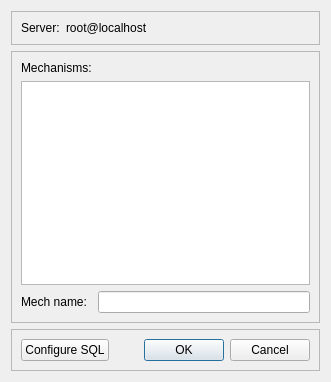
Before: the Qt Designer form src/gui/forms/mechdb.ui in stevenvergenz/chemecher, drawn with Qt 5.
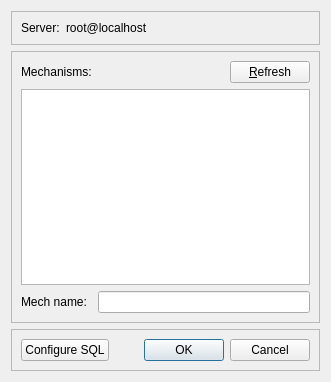
After: the same form once the commit is applied.

The edit to the form file:
```diff
--- a/src/gui/forms/mechdb.ui
+++ b/src/gui/forms/mechdb.ui
@@ -81,10 +81,7 @@
      <property name="lineWidth">
       <number>0</number>
      </property>
-     <layout class="QFormLayout" name="formLayout">
-      <property name="fieldGrowthPolicy">
-       <enum>QFormLayout::AllNonFixedFieldsGrow</enum>
-      </property>
+     <layout class="QGridLayout" name="gridLayout">
       <item row="0" column="0">
        <widget class="QLabel" name="label_2">
         <property name="text">
@@ -92,23 +89,47 @@
         </property>
        </widget>
       </item>
-      <item row="1" column="0" colspan="2">
-       <widget class="QListWidget" name="mechlist"/>
+      <item row="0" column="2" colspan="2">
+       <widget class="QPushButton" name="refresh">
+        <property name="text">
+         <string>&amp;Refresh</string>
+        </property>
+       </widget>
       </item>
-      <item row="2" column="0">
+      <item row="2" column="0" colspan="4">
+       <widget class="QListWidget" name="mechlist">
+        <property name="sortingEnabled">
+         <bool>true</bool>
+        </property>
+       </widget>
+      </item>
+      <item row="3" column="0">
        <widget class="QLabel" name="label">
         <property name="text">
          <string>Mech name:</string>
         </property>
        </widget>
       </item>
-      <item row="2" column="1">
+      <item row="3" column="1" colspan="3">
        <widget class="QLineEdit" name="mechname">
         <property name="readOnly">
          <bool>false</bool>
         </property>
        </widget>
       </item>
+      <item row="0" column="1">
+       <spacer name="horizontalSpacer">
+        <property name="orientation">
+         <enum>Qt::Horizontal</enum>
+        </property>
+        <property name="sizeHint" stdset="0">
+         <size>
+          <width>40</width>
+          <height>20</height>
+         </size>
+        </property>
+       </spacer>
+      </item>
      </layout>
     </widget>
    </item>
```
Left out of the diff: 16 changed lines with no effect on the pictures.
